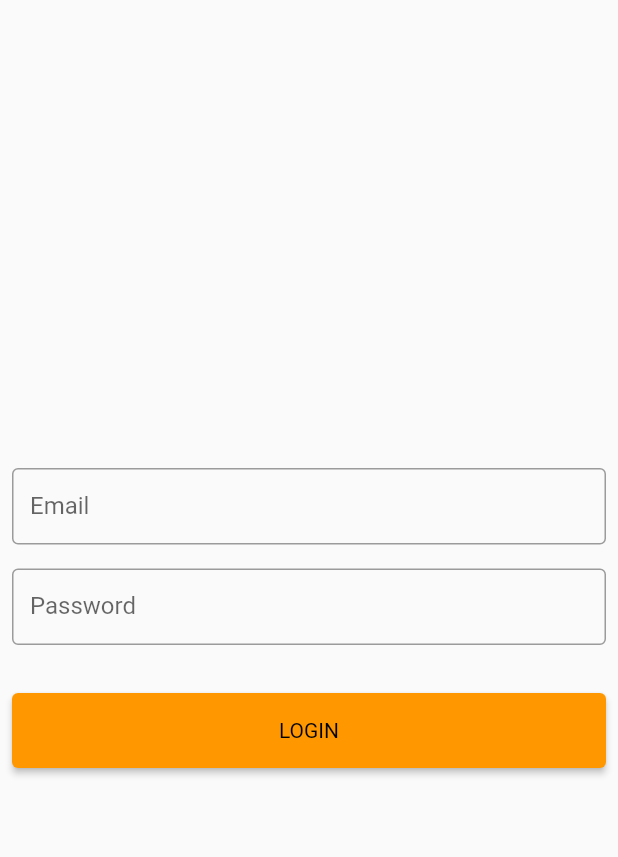
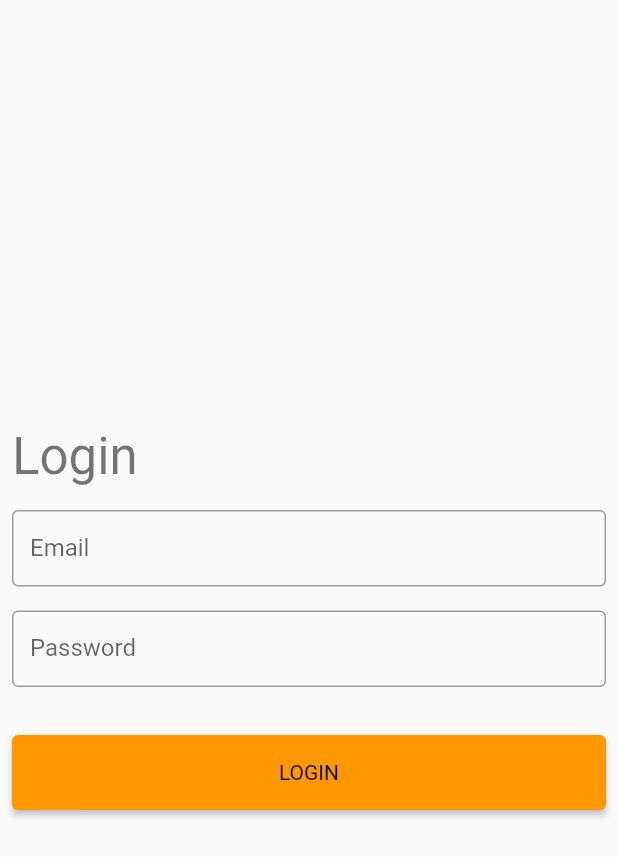
Before and after one commit to BrianRigii/noucav-app, a Flutter app: the screen it shows after launch, on a phone screen of 412 x 824 dp. Shown: the top 857 px of the screen. Run offline on Flutter 3.47's test engine with Material 2 defaults, Android fonts, the phone set to English and light mode, and no system bars; our stand-ins replace dio, go_router.

```diff
--- a/lib/Auth/presentation/login_screen.dart
+++ b/lib/Auth/presentation/login_screen.dart
@@ -16,10 +16,22 @@ class LoginScreen extends StatelessWidget {
   Widget build(BuildContext context) {
     return Scaffold(
         body: SafeArea(
-      child: Form(
       child: Padding(
-        padding: const EdgeInsets.all(8.0),
-        child: Column(mainAxisAlignment: MainAxisAlignment.center, children: [
+        padding: const EdgeInsets.symmetric(horizontal: 8.0),
+        child: Column(
+          mainAxisAlignment: MainAxisAlignment.center,
+          crossAxisAlignment: CrossAxisAlignment.start,
+          mainAxisSize: MainAxisSize.max,
+          children: [
+            Text(
+              'Login',
+              style: Theme.of(context).textTheme.headline4,
+            ),
+            const SizedBox(height: 16.0),
+            Form(
+              child: Column(
+                  mainAxisAlignment: MainAxisAlignment.center,
+                  children: [
                     TextFormField(
                       decoration: Config.input(label: 'Email'),
                       controller: _emailController,
@@ -31,9 +43,13 @@ class LoginScreen extends StatelessWidget {
                     ),
                     const SizedBox(height: 32.0),
                     ElevatedButton(
-              onPressed: () => onLoginFn(context), child: const Text('LOGIN')),
+                        onPressed: () => onLoginFn(context),
+                        child: const Text('LOGIN')),
                   ]),
-      )),
+            ),
+          ],
+        ),
+      ),
     ));
   }
 }
--- a/pubspec.yaml
+++ b/pubspec.yaml
@@ -33,6 +33,7 @@ dependencies:
     sdk: flutter
   go_router: ^6.0.1
   intl: ^0.18.0
+  dio: ^4.0.6
 
   # The following adds the Cupertino Icons font to your application.
   # Use with the CupertinoIcons class for iOS style icons.
```
Also changed, not shown: lib/Auth/domain/auth_service.dart (added, +19 -0 lines), lib/Dio/dio_api.dart (added, +52 -0 lines), pubspec.lock. Lines whose indentation alone changed are shown as unchanged.
